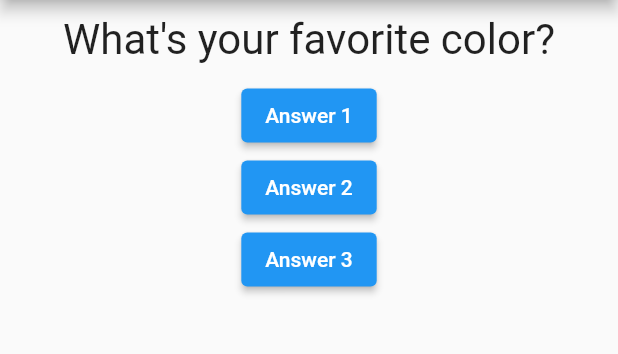
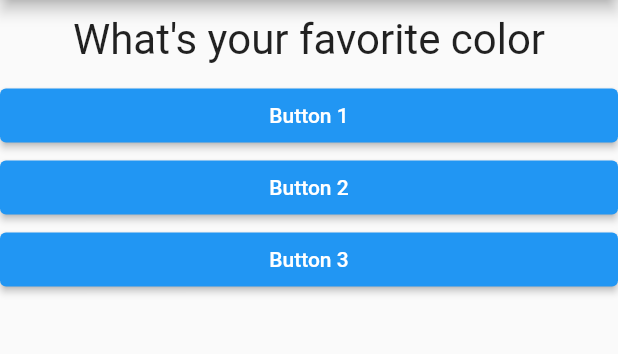
Before and after one commit to khadetou/Flutter-first-app, a Flutter app: the screen it shows after launch, on a phone screen of 412 x 824 dp, the part 84-438 px from its top. Run offline on Flutter 3.47's test engine with Material 2 defaults, Android fonts, the phone set to English and light mode, and no system bars.

Commit message:
debugged code

```diff
--- /dev/null
+++ b/lib/answer.dart
@@ -0,0 +1,17 @@
+import 'package:flutter/material.dart';
+
+class Answer extends StatelessWidget {
+  final VoidCallback handler;
+  final String name;
+  Answer(this.handler, this.name);
+  @override
+  Widget build(BuildContext context) {
+    return Container(
+      width: double.infinity,
+      child: ElevatedButton(
+        onPressed: handler,
+        child: Text(name),
+      ),
+    );
+  }
+}
--- a/lib/main.dart
+++ b/lib/main.dart
@@ -1,5 +1,6 @@
 import 'package:flutter/material.dart';
 import './question.dart';
+import './answer.dart';
 
 void main() => runApp(MyApp());
 
@@ -11,42 +12,38 @@ class MyApp extends StatefulWidget {
 }
 
 class _MyAppState extends State<MyApp> {
+  var questions = [
+    'What\'s your favorite color',
+    'What\'s your favorite Animal'
+  ];
+  var _questionsIndex = 0;
+
+  void _questionHandler() {
+    setState(() {
+      if (_questionsIndex == questions.length - 1) {
+        _questionsIndex = 0;
+      } else {
+        _questionsIndex++;
+      }
+    });
+  }
+
   @override
   Widget build(BuildContext context) {
-    var _questionIndex = 0;
-
-    var questions = [
-      'What\'s your favorite color?',
-      'What\'s your favorite animal?'
-    ];
-
-    void answerQuestion() {
-      setState(() => (_questionIndex = _questionIndex + 1));
-      print(_questionIndex);
-    }
-
     return MaterialApp(
       home: Scaffold(
         appBar: AppBar(
-            title: Text('My First App'),
+          title: Text("My First App"),
         ),
         body: Column(
           children: [
-              Question(questions[_questionIndex]),
-              ElevatedButton(
-                child: Text('Answer 1'),
-                onPressed: answerQuestion,
+            Question(questions[_questionsIndex]),
+            Answer(_questionHandler, 'Button 1'),
+            Answer(_questionHandler, 'Button 2'),
+            Answer(_questionHandler, 'Button 3')
+          ],
         ),
-              ElevatedButton(
-                child: Text('Answer 2'),
-                onPressed: answerQuestion,
       ),
-              ElevatedButton(
-                child: Text('Answer 3'),
-                onPressed: answerQuestion,
-              )
-            ],
-          )),
     );
   }
 }
```
Lines whose indentation alone changed are shown as unchanged.
